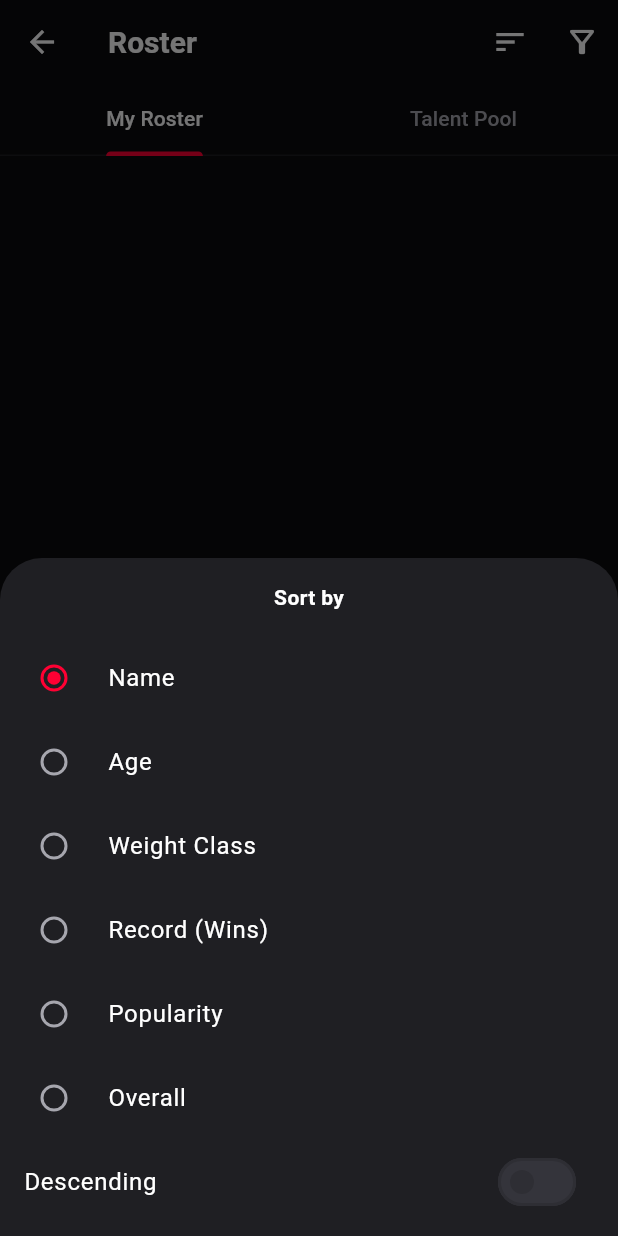
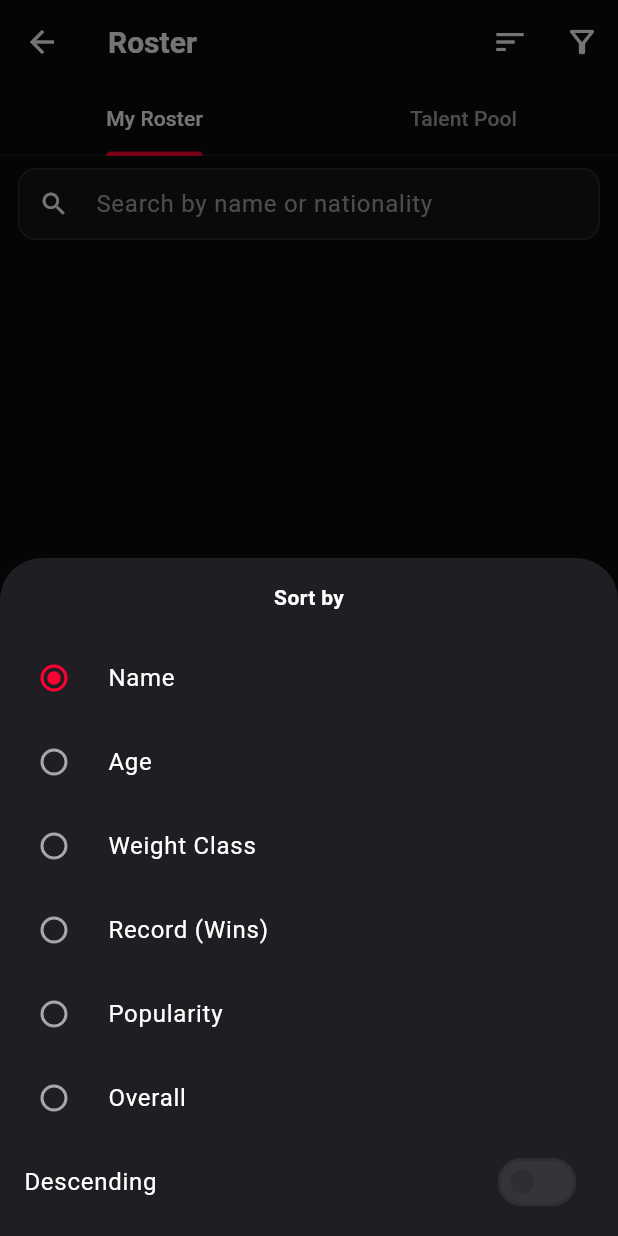
Before and after one commit to maxblaney/AI, a Flutter app: the RosterScreen screen opened directly, after a tap on the "sort" icon, on a phone screen of 412 x 824 dp. Run offline on Flutter 3.47's test engine with Material 3 defaults, Android fonts, the phone set to English and light mode, and no system bars; our stand-ins replace drift; accounts and stored records are empty; generated files the repository leaves out were written again.

Commit message:
Add roster search, and fix a dropped-event race in the in-memory repos
The talent pool is 400 fighters (50 per division) in one alphabetical
list, and the only ways to narrow it were a sort sheet and a filter sheet
behind app-bar icons — so finding a particular fighter meant scrolling.
Worse, those filters apply to both tabs at once, so a filter set on My
Roster silently emptied the Talent Pool with no sign of why.

Adds a search box above both tabs matching name or nationality, a
"2 of 400 free agents" count so it's clear the rest are hidden rather
than missing, a banner when filters are active with a one-tap Clear, and
empty-state wording that names the search instead of claiming the pool
is empty.

Separately, the in-memory repositories' watch streams were `async*`
generators that yielded a snapshot and only then subscribed to the
broadcast controller — anything saved in that window was dropped, leaving
the listener pinned to a stale snapshot forever. Found while writing the
search tests, where a fighter saved right after startNewGame never
appeared. Rewritten with Stream.multi so the subscription attaches before
the snapshot goes out.

189 tests pass. Search verified in the browser against the real build:
400 free agents, "silva" -> 2, "brazil" -> 59.

Co-Authored-By: Claude Opus 5 <noreply@anthropic.com>
Claude-Session: https://claude.ai/code/session_014fUAPrwukHvwdPdmDVmgHo

```diff
--- a/mma_promoter/lib/presentation/screens/roster/roster_screen.dart
+++ b/mma_promoter/lib/presentation/screens/roster/roster_screen.dart
@@ -37,19 +37,43 @@ class RosterScreen extends StatefulWidget {
 }
 
 class _RosterScreenState extends State<RosterScreen> {
+  final TextEditingController _searchController = TextEditingController();
+
+  /// Free text typed into the search box, lower-cased once here rather
+  /// than per fighter on every keystroke — the pool is 400 rows.
+  String _query = '';
+
   final Set<String> _nationalityFilter = {};
   WeightClass? _weightClassFilter;
   final Set<FightingStyle> _styleFilter = {};
   RosterSortKey _sortKey = RosterSortKey.name;
   bool _sortDescending = false;
 
+  @override
+  void dispose() {
+    _searchController.dispose();
+    super.dispose();
+  }
+
   bool get _hasActiveFilters =>
       _nationalityFilter.isNotEmpty ||
       _weightClassFilter != null ||
       _styleFilter.isNotEmpty;
 
+  /// Anything at all narrowing the list, search included — drives the
+  /// "nothing matched" wording, which has to name the search or it reads
+  /// as an empty talent pool.
+  bool get _isNarrowed => _hasActiveFilters || _query.isNotEmpty;
+
   List<Fighter> _apply(List<Fighter> fighters) {
     var result = fighters.where((f) {
+      // Name first, then nationality — typing "brazil" to find Brazilians
+      // is a reasonable thing to expect of a search box.
+      if (_query.isNotEmpty &&
+          !f.name.toLowerCase().contains(_query) &&
+          !f.nationality.toLowerCase().contains(_query)) {
+        return false;
+      }
       if (_nationalityFilter.isNotEmpty &&
           !_nationalityFilter.contains(f.nationality)) {
         return false;
@@ -122,24 +146,49 @@ class _RosterScreenState extends State<RosterScreen> {
             MaterialPageRoute(builder: (_) => const FighterEditorScreen()),
           ),
         ),
-        body: TabBarView(
+        body: Column(
+          children: [
+            _SearchField(
+              controller: _searchController,
+              onChanged: (value) =>
+                  setState(() => _query = value.trim().toLowerCase()),
+            ),
+            if (_hasActiveFilters)
+              _ActiveFilterBanner(onClear: _clearFilters),
+            Expanded(
+              child: TabBarView(
                 children: [
                   _FighterList(
                     fighters: _apply(controller.signedRoster),
-              emptyText: _hasActiveFilters
-                  ? 'No signed fighters match these filters.'
+                    total: controller.signedRoster.length,
+                    noun: 'signed fighter',
+                    emptyText: _isNarrowed
+                        ? 'No signed fighters match your search or filters.'
                         : 'No fighters signed yet.',
                   ),
                   _FighterList(
                     fighters: _apply(controller.talentPool),
-              emptyText: _hasActiveFilters
-                  ? 'No free agents match these filters.'
+                    total: controller.talentPool.length,
+                    noun: 'free agent',
+                    emptyText: _isNarrowed
+                        ? 'No free agents match your search or filters.'
                         : 'No free agents available.',
                   ),
                 ],
               ),
             ),
+          ],
+        ),
+      ),
     );
+  }
+
+  void _clearFilters() {
+    setState(() {
+      _nationalityFilter.clear();
+      _weightClassFilter = null;
+      _styleFilter.clear();
+    });
   }
 
   void _showSortSheet() {
@@ -294,18 +343,121 @@ class _RosterScreenState extends State<RosterScreen> {
   }
 }
 
+/// Search by name or nationality, sitting above both tabs. The talent
+/// pool is 400 fighters deep, and scrolling an alphabetical list of 400
+/// to find one man isn't a search — it's a chore.
+class _SearchField extends StatelessWidget {
+  final TextEditingController controller;
+  final ValueChanged<String> onChanged;
+
+  const _SearchField({required this.controller, required this.onChanged});
+
+  @override
+  Widget build(BuildContext context) {
+    return Padding(
+      padding: const EdgeInsets.fromLTRB(12, 8, 12, 4),
+      child: TextField(
+        controller: controller,
+        onChanged: onChanged,
+        textInputAction: TextInputAction.search,
+        decoration: InputDecoration(
+          isDense: true,
+          hintText: 'Search by name or nationality',
+          prefixIcon: const Icon(Icons.search, size: 20),
+          suffixIcon: controller.text.isEmpty
+              ? null
+              : IconButton(
+                  icon: const Icon(Icons.clear, size: 18),
+                  tooltip: 'Clear search',
+                  onPressed: () {
+                    controller.clear();
+                    onChanged('');
+                  },
+                ),
+          border: OutlineInputBorder(
+            borderRadius: BorderRadius.circular(8),
+          ),
+        ),
+      ),
+    );
+  }
+}
+
+/// Filters live behind an app-bar icon and apply to *both* tabs, so it's
+/// easy to set one on your roster and then wonder where the talent pool
+/// went. This says so, with a one-tap way out.
+class _ActiveFilterBanner extends StatelessWidget {
+  final VoidCallback onClear;
+
+  const _ActiveFilterBanner({required this.onClear});
+
+  @override
+  Widget build(BuildContext context) {
+    final scheme = Theme.of(context).colorScheme;
+    return Padding(
+      padding: const EdgeInsets.fromLTRB(12, 0, 12, 4),
+      child: Row(
+        children: [
+          Icon(Icons.filter_alt, size: 15, color: scheme.primary),
+          const SizedBox(width: 6),
+          Expanded(
+            child: Text(
+              'Filters are on — they hide fighters in both tabs.',
+              style: Theme.of(context)
+                  .textTheme
+                  .bodySmall
+                  ?.copyWith(color: scheme.primary),
+            ),
+          ),
+          TextButton(onPressed: onClear, child: const Text('Clear')),
+        ],
+      ),
+    );
+  }
+}
+
 class _FighterList extends StatelessWidget {
   final List<Fighter> fighters;
+
+  /// How many exist before searching/filtering, so the count line can
+  /// say "12 of 400" and make it obvious the rest are hidden rather
+  /// than missing.
+  final int total;
+  final String noun;
   final String emptyText;
 
-  const _FighterList({required this.fighters, required this.emptyText});
+  const _FighterList({
+    required this.fighters,
+    required this.total,
+    required this.noun,
+    required this.emptyText,
+  });
 
   @override
   Widget build(BuildContext context) {
     if (fighters.isEmpty) {
-      return Center(child: Text(emptyText));
+      return Center(
+        child: Padding(
+          padding: const EdgeInsets.all(24),
+          child: Text(emptyText, textAlign: TextAlign.center),
+        ),
+      );
     }
-    return ListView.builder(
+
+    final plural = fighters.length == 1 ? noun : '${noun}s';
+    final count = fighters.length == total
+        ? '${fighters.length} $plural'
+        : '${fighters.length} of $total $plural';
+
+    return Column(
+      crossAxisAlignment: CrossAxisAlignment.start,
+      children: [
+        Padding(
+          padding: const EdgeInsets.fromLTRB(16, 4, 16, 4),
+          child: Text(count, style: Theme.of(context).textTheme.bodySmall),
+        ),
+        Expanded(
+          child: ListView.builder(
             itemCount: fighters.length,
             itemBuilder: (context, index) {
               final fighter = fighters[index];
@@ -318,6 +470,9 @@ class _FighterList extends StatelessWidget {
                 ),
               );
             },
+          ),
+        ),
+      ],
     );
   }
 }
```
Also changed, not shown: mma_promoter/lib/data/repositories/in_memory/in_memory_event_repository.dart (+14 -4 lines), mma_promoter/lib/data/repositories/in_memory/in_memory_fighter_repository.dart (+14 -4 lines), mma_promoter/lib/data/repositories/in_memory/in_memory_inbox_item_repository.dart (+14 -4 lines), mma_promoter/lib/data/repositories/in_memory/in_memory_organization_repository.dart (+14 -4 lines), mma_promoter/lib/data/repositories/in_memory/in_memory_random_event_repository.dart (+14 -4 lines), 2 other files. Lines whose indentation alone changed are shown as unchanged.
